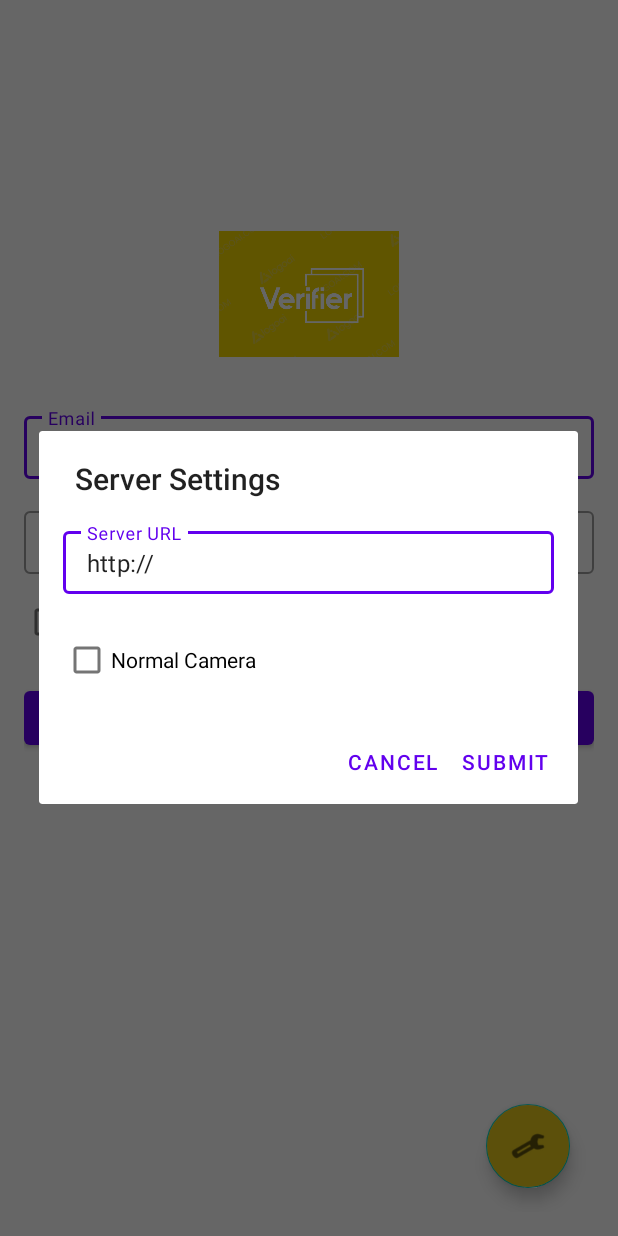
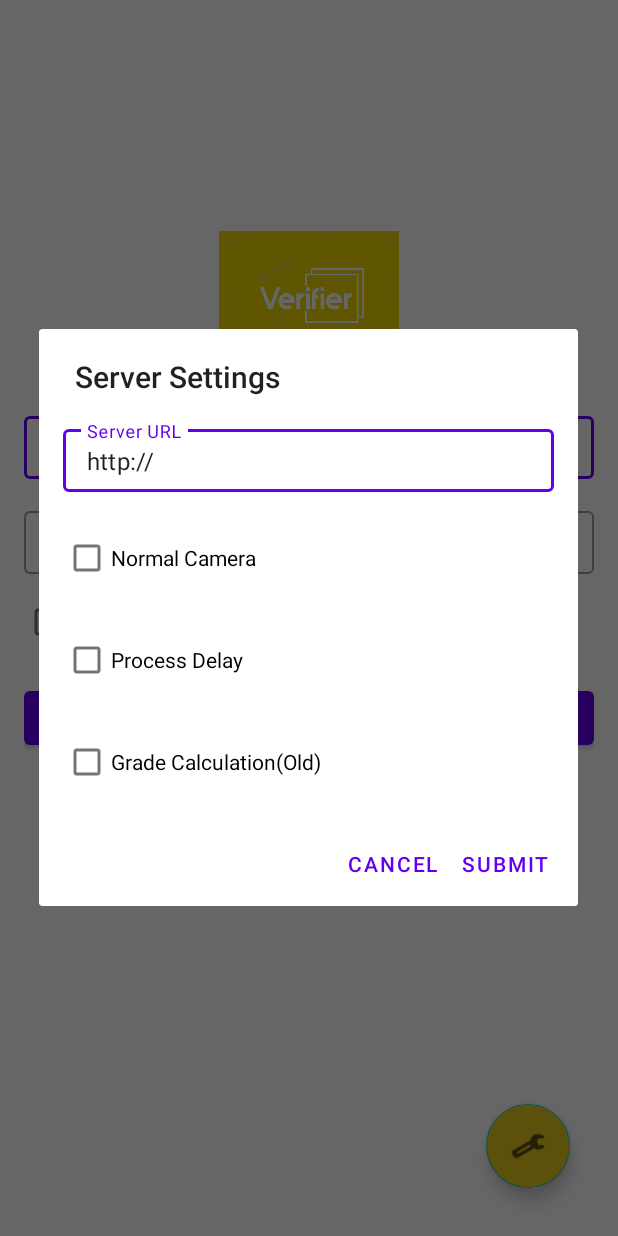
Before and after one commit to GirishKaradas/Verifier, an Android app: the screen it shows after launch (LoginActivity), after a tap on an icon or button, on a phone screen of 412 x 824 dp. Run offline under Robolectric (Android 15) with nearby library versions, the phone set to English and light mode, and no system bars; libraries missing offline, so code that uses them is left out: com.koushikdutta.ion; pictures from the network do not load; 1 statement that could not run was skipped.

Commit message:
Update 5

```diff
--- a/app/src/main/java/com/example/verifier/BaseActivity.java
+++ b/app/src/main/java/com/example/verifier/BaseActivity.java
@@ -52,7 +52,9 @@ public abstract class BaseActivity extends AppCompatActivity {
     public static String SS_MASTER = "SmartScan_Master";
 
     public static String SERVER_URL = "server_url";
+    public static String PROCESS_DELAY = "process_delay";
     public static String CAMERA_TYPE = "camera_type";
+    public static String GRADE_TYPE = "grade_type";
 
     public interface ArrayListCallback {
         void onCallback(ArrayList value, String e);
@@ -76,6 +78,13 @@ public abstract class BaseActivity extends AppCompatActivity {
             // Do nothing
         }else {
             tinyDB.putString("isAuto", "false");
+        }
+
+        if (!tinyDB.objectExists(PROCESS_DELAY)){
+            tinyDB.putString(PROCESS_DELAY, "false");
+        }
+        if (!tinyDB.objectExists(GRADE_TYPE)){
+            tinyDB.putString(GRADE_TYPE, "false");
         }
     }
 
--- a/app/src/main/java/com/example/verifier/LoginActivity.java
+++ b/app/src/main/java/com/example/verifier/LoginActivity.java
@@ -69,6 +69,8 @@ public class LoginActivity extends BaseActivity {
         final TextInputLayout urlTextInputLayout = dialogView.findViewById(R.id.urlTextInputLayout);
         final TextInputEditText urlEditText = dialogView.findViewById(R.id.urlEditText);
         final CheckBox checkBox = dialogView.findViewById(R.id.dialog_settings_check);
+        final CheckBox checkDelay = dialogView.findViewById(R.id.dialog_settings_delay);
+        final CheckBox checkGrade = dialogView.findViewById(R.id.dialog_settings_grades);
 
         if (tinyDB.objectExists(SERVER_URL)){
             urlEditText.setText(tinyDB.getString(SERVER_URL));
@@ -80,20 +82,34 @@ public class LoginActivity extends BaseActivity {
         }else {
             tinyDB.putString(CAMERA_TYPE, "ADV");
         }
-        checkBox.setOnCheckedChangeListener(new CompoundButton.OnCheckedChangeListener() {
-            @Override
-            public void onCheckedChanged(CompoundButton compoundButton, boolean b) {
-                tinyDB.putString(CAMERA_TYPE, b ? "Normal" : "ADV");
-            }
+        if (!tinyDB.objectExists(PROCESS_DELAY)){
+            tinyDB.putString(PROCESS_DELAY, "false");
+        }
+        if (!tinyDB.objectExists(GRADE_TYPE)){
+            tinyDB.putString(GRADE_TYPE, "false");
+        }
+        checkDelay.setChecked(tinyDB.getString(PROCESS_DELAY).equals("true"));
+        checkGrade.setChecked(tinyDB.getString(GRADE_TYPE).equals("true"));
+
+        checkDelay.setOnCheckedChangeListener((compoundButton, b) -> {
+            tinyDB.putString(PROCESS_DELAY, b ? "true" : "false");
+            toast("Process Delay " + (b ? "Enabled" : "Disabled"));
         });
-        builder.setPositiveButton("Submit", new DialogInterface.OnClickListener() {
-            @Override
-            public void onClick(DialogInterface dialog, int which) {
-                String enteredUrl = urlEditText.getText().toString();
-                Toast.makeText(LoginActivity.this, "Updated", Toast.LENGTH_SHORT).show();
-                // Save the URL or perform further actions with it
-                tinyDB.putString(SERVER_URL, enteredUrl);
-            }
+        checkBox.setOnCheckedChangeListener((compoundButton, b) -> {
+            tinyDB.putString(CAMERA_TYPE, b ? "Normal" : "ADV");
+            toast(b ? "Normal Camera Selected" : "App Camera Selected");
+        });
+
+        checkGrade.setOnCheckedChangeListener((compoundButton, b) -> {
+            tinyDB.putString(GRADE_TYPE, b ? "true" : "false");
+            toast(b ? "Old Calculation Selected" : "New Calculation Selected");
+        });
+
+        builder.setPositiveButton("Submit", (dialog, which) -> {
+            String enteredUrl = urlEditText.getText().toString();
+            Toast.makeText(LoginActivity.this, "Updated", Toast.LENGTH_SHORT).show();
+            // Save the URL or perform further actions with it
+            tinyDB.putString(SERVER_URL, enteredUrl);
         });
 
         builder.setNegativeButton("Cancel", new DialogInterface.OnClickListener() {
--- /dev/null
+++ b/app/src/main/res/drawable/baseline_check_24.xml
@@ -0,0 +1,5 @@
+<vector android:height="24dp" android:tint="#000000"
+    android:viewportHeight="24" android:viewportWidth="24"
+    android:width="24dp" xmlns:android="http://schemas.android.com/apk/res/android">
+    <path android:fillColor="@android:color/white" android:pathData="M9,16.17L4.83,12l-1.42,1.41L9,19 21,7l-1.41,-1.41z"/>
+</vector>
--- /dev/null
+++ b/app/src/main/res/drawable/baseline_crop_free_24.xml
@@ -0,0 +1,5 @@
+<vector android:alpha="0.56" android:height="24dp"
+    android:tint="#FFFFFF" android:viewportHeight="24"
+    android:viewportWidth="24" android:width="24dp" xmlns:android="http://schemas.android.com/apk/res/android">
+    <path android:fillColor="@android:color/white" android:pathData="M3,5v4h2L5,5h4L9,3L5,3c-1.1,0 -2,0.9 -2,2zM5,15L3,15v4c0,1.1 0.9,2 2,2h4v-2L5,19v-4zM19,19h-4v2h4c1.1,0 2,-0.9 2,-2v-4h-2v4zM19,3h-4v2h4v4h2L21,5c0,-1.1 -0.9,-2 -2,-2z"/>
+</vector>
--- /dev/null
+++ b/app/src/main/res/drawable/baseline_crop_square_24.xml
@@ -0,0 +1,5 @@
+<vector android:height="24dp" android:tint="#000000"
+    android:viewportHeight="24" android:viewportWidth="24"
+    android:width="24dp" xmlns:android="http://schemas.android.com/apk/res/android">
+    <path android:fillColor="@android:color/white" android:pathData="M18,4L6,4c-1.1,0 -2,0.9 -2,2v12c0,1.1 0.9,2 2,2h12c1.1,0 2,-0.9 2,-2L20,6c0,-1.1 -0.9,-2 -2,-2zM18,18L6,18L6,6h12v12z"/>
+</vector>
--- a/app/src/main/res/layout/dialog_server_settings.xml
+++ b/app/src/main/res/layout/dialog_server_settings.xml
@@ -28,4 +28,20 @@
         android:layout_marginTop="20dp"
         />
 
+    <CheckBox
+        android:id="@+id/dialog_settings_delay"
+        android:layout_width="wrap_content"
+        android:layout_height="wrap_content"
+        android:text="Process Delay"
+        android:layout_marginTop="20dp"
+        />
+
+    <CheckBox
+        android:id="@+id/dialog_settings_grades"
+        android:layout_width="wrap_content"
+        android:layout_height="wrap_content"
+        android:text="Grade Calculation(Old)"
+        android:layout_marginTop="20dp"
+        />
+
 </LinearLayout>
```
Also changed, not shown: app/src/main/java/com/example/verifier/CameraActivity.java (+15 -2 lines), app/src/main/java/com/example/verifier/VerifierActivity.java (+28 -4 lines), app/src/main/res/layout/activity_camera.xml (+13 -0 lines), app/src/main/res/layout/activity_verifier.xml (+10 -0 lines), app/src/main/res/drawable/test.PNG (added).
